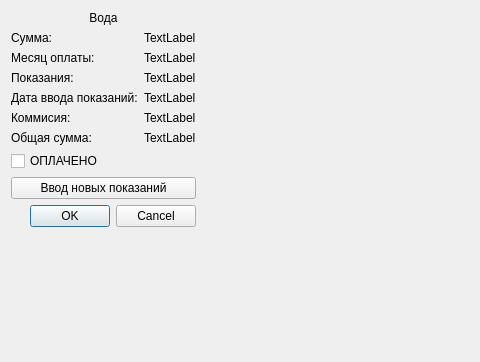
This is water.ui in FenyukAndrew/QtCalculatePayment as Qt 5 draws it before an edit; both pictures show x 0 to 480 and y 0 to 362 of the 748 by 499 pixel window. The edited form follows.
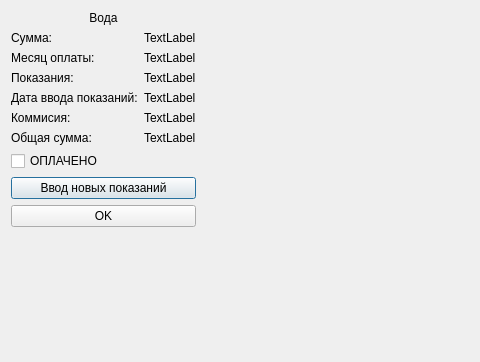
This is the edited form.

```diff
--- a/water.ui
+++ b/water.ui
@@ -196,18 +196,15 @@
       </widget>
      </item>
      <item>
-      <widget class="QDialogButtonBox" name="buttonBox">
+      <widget class="QPushButton" name="pushButton_OK">
        <property name="sizePolicy">
         <sizepolicy hsizetype="Minimum" vsizetype="Minimum">
          <horstretch>0</horstretch>
          <verstretch>0</verstretch>
         </sizepolicy>
        </property>
-       <property name="orientation">
-        <enum>Qt::Horizontal</enum>
-       </property>
-       <property name="standardButtons">
-        <set>QDialogButtonBox::Cancel|QDialogButtonBox::Ok</set>
+       <property name="text">
+        <string>OK</string>
        </property>
       </widget>
      </item>
```
